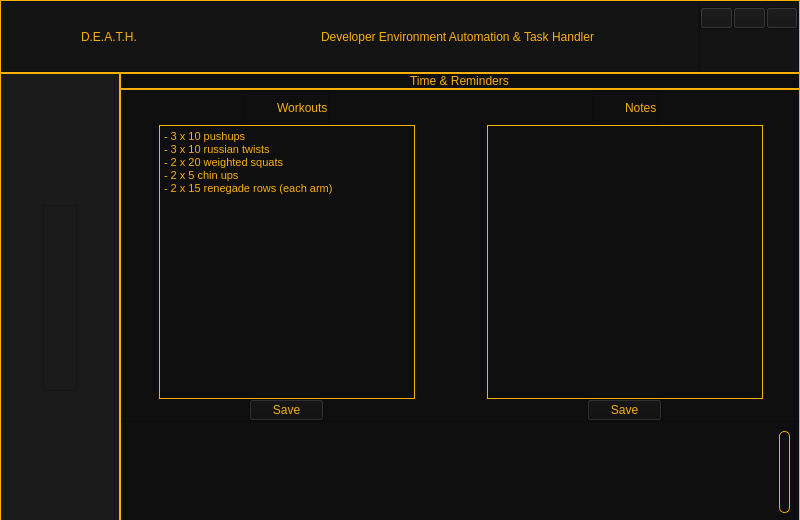
Old version of the form Gui/Main_Gui.ui in the repository ThatNerd404/D.E.A.T.H.
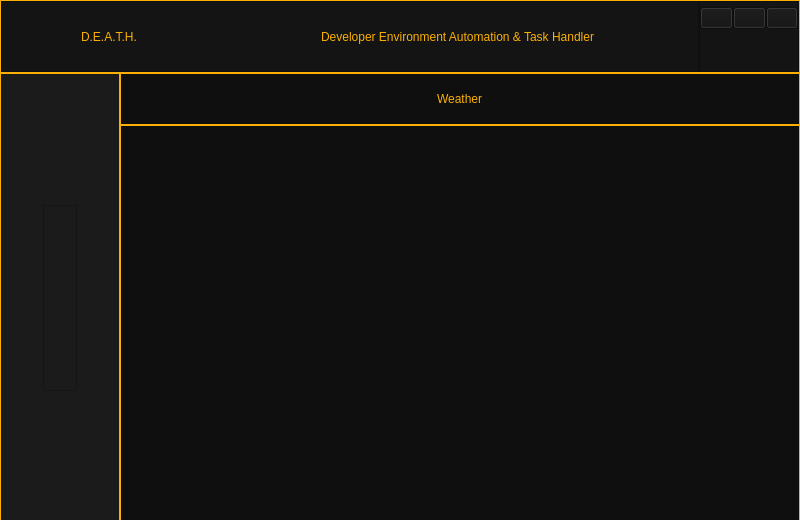
New version of the form. Icons and pictures are not drawn.

Commit message: Starting Weather page

```diff
--- a/Gui/Main_Gui.ui
+++ b/Gui/Main_Gui.ui
@@ -574,7 +574,7 @@
           <string notr="true"/>
          </property>
          <property name="currentIndex">
-          <number>1</number>
+          <number>2</number>
          </property>
          <widget class="QWidget" name="Home_Page">
           <property name="styleSheet">
@@ -1293,6 +1293,94 @@
            </item>
           </layout>
          </widget>
+         <widget class="QWidget" name="Weather_Page">
+          <property name="styleSheet">
+           <string notr="true">background-color: rgb(15,15,15)</string>
+          </property>
+          <layout class="QVBoxLayout" name="verticalLayout_12">
+           <property name="spacing">
+            <number>0</number>
+           </property>
+           <property name="leftMargin">
+            <number>0</number>
+           </property>
+           <property name="topMargin">
+            <number>0</number>
+           </property>
+           <property name="rightMargin">
+            <number>0</number>
+           </property>
+           <property name="bottomMargin">
+            <number>0</number>
+           </property>
+           <item>
+            <widget class="QFrame" name="Weather_Title">
+             <property name="maximumSize">
+              <size>
+               <width>16777215</width>
+               <height>52</height>
+              </size>
+             </property>
+             <property name="styleSheet">
+              <string notr="true">#Weather_Title{border-color:rgb(250,176,5);
+border-width:1px;
+border-style:solid;}
+</string>
+             </property>
+             <property name="frameShape">
+              <enum>QFrame::NoFrame</enum>
+             </property>
+             <property name="frameShadow">
+              <enum>QFrame::Raised</enum>
+             </property>
+             <layout class="QHBoxLayout" name="horizontalLayout_10">
+              <property name="spacing">
+               <number>0</number>
+              </property>
+              <property name="leftMargin">
+               <number>0</number>
+              </property>
+              <property name="topMargin">
+               <number>0</number>
+              </property>
+              <property name="rightMargin">
+               <number>0</number>
+              </property>
+              <property name="bottomMargin">
+               <number>0</number>
+              </property>
+              <item alignment="Qt::AlignHCenter">
+               <widget class="QLabel" name="Weather_Desc">
+                <property name="styleSheet">
+                 <string notr="true">color:rgb(250,176,5);
+font: 28pt &quot;Palatino Linotype&quot;;</string>
+                </property>
+                <property name="text">
+                 <string>Weather</string>
+                </property>
+               </widget>
+              </item>
+             </layout>
+            </widget>
+           </item>
+           <item>
+            <widget class="QFrame" name="Weather_Content">
+             <property name="styleSheet">
+              <string notr="true">#Weather_Content{border-color:rgb(250,176,5);
+border-width:1px;
+border-style:solid;}
+</string>
+             </property>
+             <property name="frameShape">
+              <enum>QFrame::NoFrame</enum>
+             </property>
+             <property name="frameShadow">
+              <enum>QFrame::Raised</enum>
+             </property>
+            </widget>
+           </item>
+          </layout>
+         </widget>
         </widget>
        </item>
       </layout>
```
The commit also changes 3 other files.
